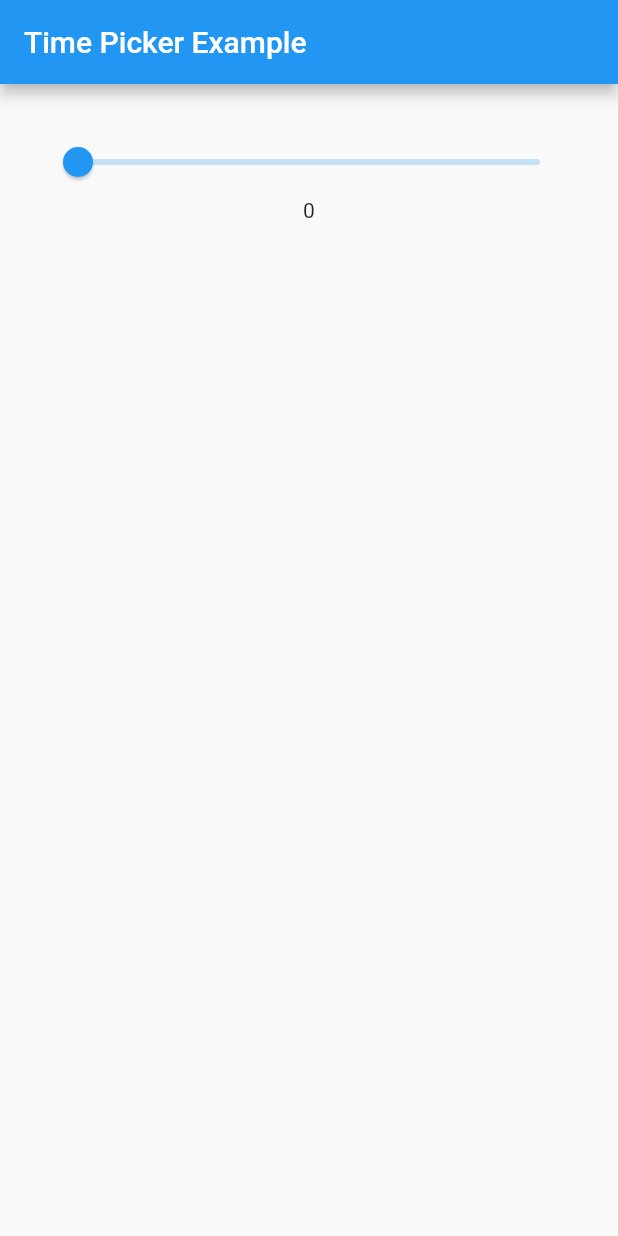
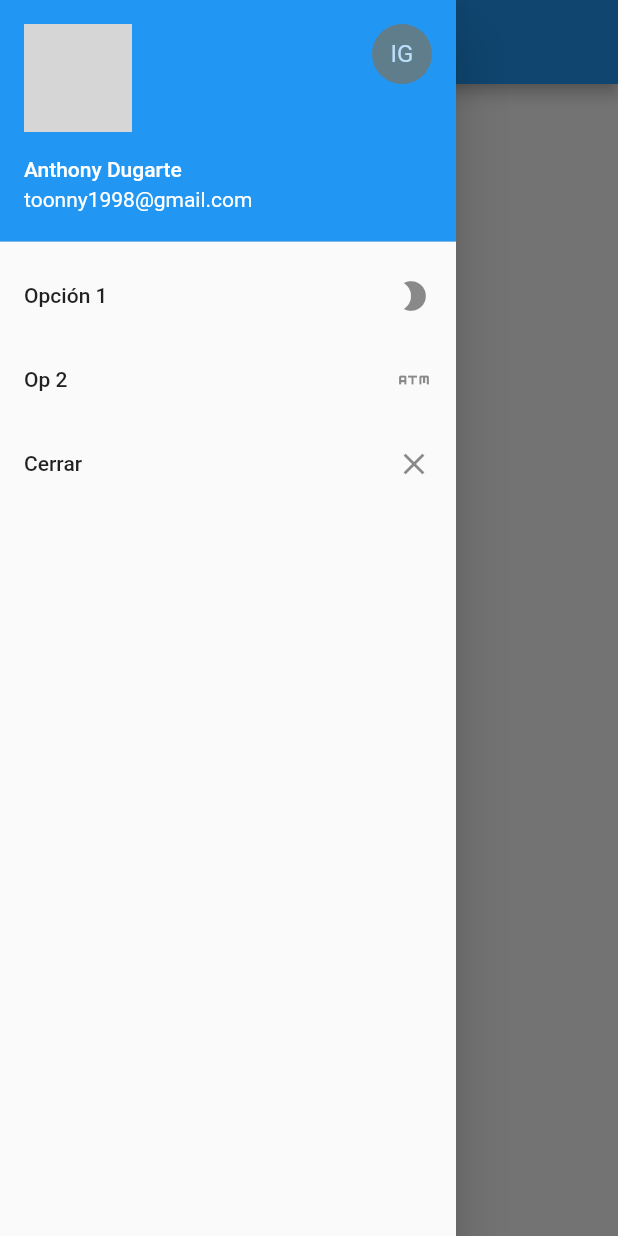
Before and after one commit to AnthonyDugarte/intermediate-flutter-course-examples-1, a Flutter app: the screen it shows after launch, with the side drawer open (before the commit the screen has no drawer), on a phone screen of 412 x 824 dp. Run offline on Flutter 3.47's test engine with Material 2 defaults, Android fonts, the phone set to English and light mode, and no system bars; network calls fail; grey boxes are pictures that could not be loaded.

```diff
--- a/lib/main.dart
+++ b/lib/main.dart
@@ -13,6 +13,46 @@ class MyAppLayout extends StatelessWidget {
         appBar: AppBar(
           title: Text("$titleString Example"),
         ),
+        drawer: Drawer(
+          child: ListView(
+            padding: EdgeInsets.zero,
+            children: <Widget>[
+              UserAccountsDrawerHeader(
+                accountName: Text("Anthony Dugarte"),
+                accountEmail: Text("toonny1998@gmail.com"),
+                currentAccountPicture: CircleAvatar(
+                  backgroundColor: Colors.black,
+                  backgroundImage: NetworkImage(
+                      "https://studiosol-a.akamaihd.net/uploadfile/letras/fotos/6/1/c/a/61ca1dcbc2cdda2af430927f4fe4b98c.jpg"),
+                  // child: Text("AD"),
+                ),
+                otherAccountsPictures: <Widget>[
+                  CircleAvatar(
+                    backgroundColor: Colors.blueGrey,
+                    child: Text("IG"),
+                  ),
+                ],
+              ),
+              ListTile(
+                title: Text("Opción 1"),
+                onTap: () {},
+                trailing: Icon(Icons.brightness_2),
+              ),
+              ListTile(
+                title: Text("Op 2"),
+                trailing: Icon(Icons.atm),
+                onTap: () {},
+              ),
+              ListTile(
+                title: Text("Cerrar"),
+                trailing: Icon(Icons.close),
+                onTap: () {
+                  Navigator.pop(context);
+                },
+              ),
+            ],
+          ),
+        ),
         body: MyApp(),
       );
 }
@@ -23,23 +63,8 @@ class MyApp extends StatefulWidget {
 }
 
 class _MyAppState extends State<MyApp> {
-  double _val = 0.0;
-
-  void _setVal(double val) => setState(() => _val = val);
-
   @override
   Widget build(BuildContext context) => Container(
         padding: EdgeInsets.all(28),
-        child: Center(
-          child: Column(
-            children: <Widget>[
-              Slider(
-                value: _val,
-                onChanged: _setVal,
-              ),
-              Text("${(_val * 100).round()}"),
-            ],
-          ),
-        ),
       );
 }
```
